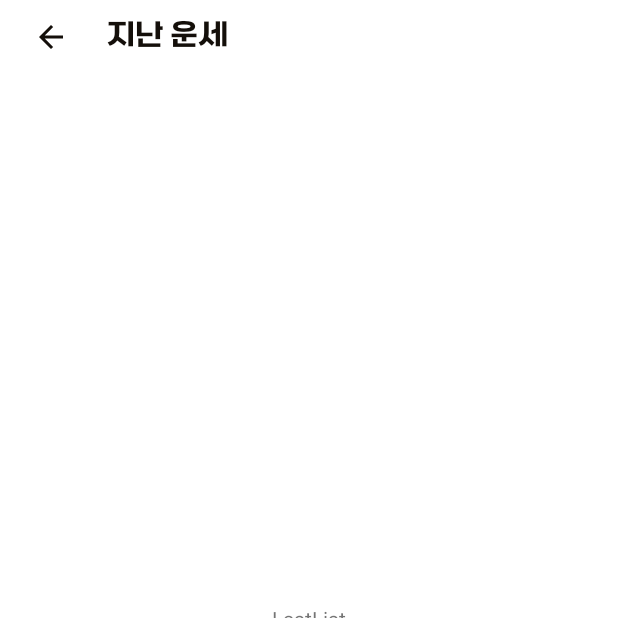
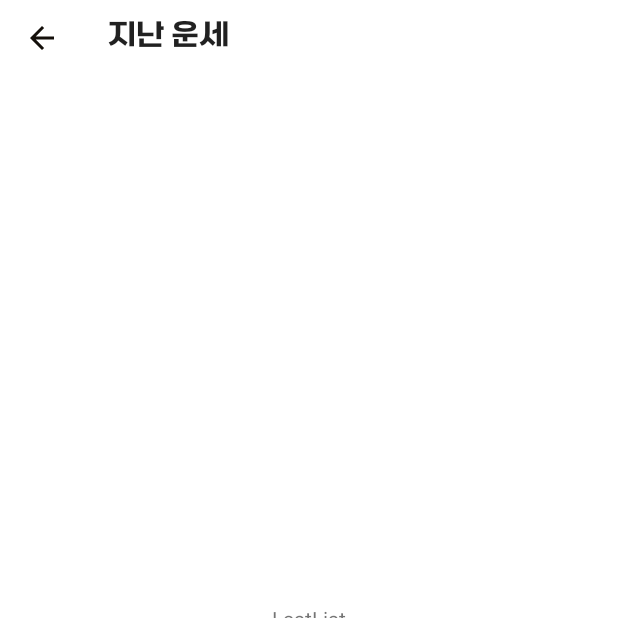
Before and after one commit to cheonjiyun/GoodLuck, an Android app: the screen it shows after launch (LastActivity), after a tap on "지난 운세", on a phone screen of 412 x 824 dp, the top half of it. Run offline under Robolectric (Android 15) with nearby library versions, the phone set to English and light mode, and no system bars; our stand-ins replace Room's generated code; libraries missing offline, so code that uses them is left out: com.wajahatkarim3.easyflipview; 6 statements that could not run were skipped.

Commit message:
feat: 랜덤 글귀 refactor: 뒤로가기 툴바로
- 랜덤 글귀
글귀를 txt에 담아 읽어서 리스트에 저장

- 뒤로가기
직접 구현했던 layout을 제공하는 뒤로가기로 수정

```diff
--- a/app/src/main/AndroidManifest.xml
+++ b/app/src/main/AndroidManifest.xml
@@ -14,11 +14,9 @@
         tools:targetApi="31">
         <activity
             android:name=".LastActivity"
-            android:parentActivityName=".MainActivity"
             android:exported="false" />
         <activity
             android:name=".SettingActivity"
-            android:parentActivityName=".MainActivity"
             android:exported="false" />
         <activity
             android:name=".MainActivity"
--- a/app/src/main/java/com/juna/goodluck/LastActivity.kt
+++ b/app/src/main/java/com/juna/goodluck/LastActivity.kt
@@ -2,6 +2,7 @@ package com.juna.goodluck
 
 import androidx.appcompat.app.AppCompatActivity
 import android.os.Bundle
+import android.util.Log
 import android.view.MenuItem
 import android.widget.ImageView
 import android.widget.TextView
@@ -13,17 +14,24 @@ class LastActivity : AppCompatActivity() {
 
         /* 상단바 */
         setSupportActionBar(findViewById(R.id.toolbar))
-        getSupportActionBar()!!.setTitle("")
+        var actionBar = getSupportActionBar()!!
 
-        findViewById<ImageView>(R.id.toolbar_back).setOnClickListener {
-            finish()
+        actionBar.apply {
+            actionBar!!.setTitle(R.string.last_luck)
+            actionBar!!.setDisplayHomeAsUpEnabled(true)
+            actionBar!!.setHomeAsUpIndicator(R.drawable.baseline_arrow_back_24)
+
         }
-
-        findViewById<TextView>(R.id.current_title).setText(R.string.last_luck)
-
-
-
 
     }
 
+    override fun onOptionsItemSelected(item: MenuItem): Boolean {
+        when(item.itemId){
+            android.R.id.home -> {
+                finish()
+            }
+        }
+        return super.onOptionsItemSelected(item)
+    }
+
 }
--- a/app/src/main/java/com/juna/goodluck/MainActivity.kt
+++ b/app/src/main/java/com/juna/goodluck/MainActivity.kt
@@ -2,6 +2,7 @@ package com.juna.goodluck
 
 import android.content.Context
 import android.content.Intent
+import android.content.SharedPreferences
 import androidx.appcompat.app.AppCompatActivity
 import android.os.Bundle
 import android.util.Log
@@ -11,7 +12,14 @@ import android.view.View
 import android.widget.ImageView
 import android.widget.TextView
 import android.widget.Toolbar
+import androidx.room.Room
+import androidx.room.RoomDatabase
 import com.wajahatkarim3.easyflipview.EasyFlipView
+import java.io.BufferedReader
+import java.io.File
+import java.io.IOException
+import java.io.InputStreamReader
+import java.lang.StringBuilder
 import kotlin.random.Random
 import java.time.LocalDate
 
@@ -24,19 +32,43 @@ class MainActivity : AppCompatActivity() {
         setSupportActionBar(findViewById(R.id.toolbar))
 
 
+        Log.d("주기체크", "onCreate 켜짐")
 
+        /* 글귀 선정 */
+        // 파일 읽기
+        val luckTextAll = mutableListOf<String>()
+        try{
+            val inputStream = resources.openRawResource(R.raw.luck_text)
 
-        var luckTextAll = arrayOf("별로에요", "끌세요", "안좋아요", "그냥그래요", "짱이에요", "날아갈거같아요", "끝내줘요")
+            //Log.d("텍스트", "${inputStream.read()}")
 
-        val random1 = Random.nextInt(0,7)
-        val random2 = Random.nextInt(0,7)
-        val random3 = Random.nextInt(0,7)
+            val reader = BufferedReader(InputStreamReader(inputStream, "UTF-8"))
 
+            var line : String?
+            do{
+                line = reader.readLine()
+                if( line != null){
+                    luckTextAll.add(line)
+                }
+            }while (line != null)
+            reader.close()
 
-        // 글귀 선정
-        var luckText = arrayOf(luckTextAll[random1], luckTextAll[random2], luckTextAll[random3])
+            for (i in luckTextAll){
+                Log.d("텍스트2", i)
+            }
+
+        }catch (e: IOException){
+            e.printStackTrace()
+        }
+
+        //랜덤
+        val random1 = Random.nextInt(0,luckTextAll.size)
+        val random2 = Random.nextInt(0,luckTextAll.size)
+        val random3 = Random.nextInt(0,luckTextAll.size)
+
+        //뽑기
+        var luckText = listOf(luckTextAll[random1], luckTextAll[random2], luckTextAll[random3])
         Log.d("랜덤글귀", "${luckTextAll[random1]}, ${luckTextAll[random2]}, ${luckTextAll[random3]}")
-
 
 
         var card1 = findViewById<EasyFlipView>(R.id.card1)
@@ -44,17 +76,54 @@ class MainActivity : AppCompatActivity() {
         var card3 = findViewById<EasyFlipView>(R.id.card3)
         var luckTextView = findViewById<TextView>(R.id.luckText)
 
-        // 오늘 날짜
+        /* 오늘 날짜 */
         var todaydateTextView = findViewById<TextView>(R.id.todayDate)
         todaydateTextView.setText("${LocalDate.now()}")
 
-        // 뒤집기
+
+//        /* 카드 정보 저장 변수 */
+//        val cardShared: SharedPreferences = applicationContext.getSharedPreferences(
+//            "cardNumberInfo",
+//            Context.MODE_PRIVATE
+//        )
+//        var cardNumber = cardShared.getInt("cardNumber", 0)
+//        var cardDate =  cardShared.getString("cardDate", "")
+//        Log.d("카드 정보", "${cardNumber} ${cardDate} 앞뒤:${card2.currentFlipState}")
+//        if(cardDate == LocalDate.now().toString() && cardNumber != 0){ // 오늘 안했다면 && 선택이 이루어졌다면
+//            //카드 못 뒤집게 함
+//            card1.setFlipEnabled(false)
+//            card2.setFlipEnabled(false)
+//            card3.setFlipEnabled(false)
+//
+//            when(cardNumber){
+//                1 -> {
+//                    card1.performClick()
+//                }
+//                2 -> {
+//                    Log.d("카드", "when문 들어옴")
+//                    card2.FlipState.BACK_SIDE
+//                }
+//                3 -> {
+//                    card3.performClick()
+//                }
+//            }
+//        }
+
+        /* 카드 뒤집으면 */
         card1.setOnFlipListener { easyFlipView, newCurrentSide ->
             //다른 카드 못 뒤집게 함
             card2.setFlipEnabled(false)
             card3.setFlipEnabled(false)
 
+            //글귀 보이게
             luckTextView.setText(luckText[0])
+
+            //몇번째 카드를 뒤집었는지 정보 저장
+            with(cardShared.edit()){
+                putInt("cardNumber", 1)
+                putString("cardDate", LocalDate.now().toString())
+                apply()
+            }
         }
 
         card2.setOnFlipListener { easyFlipView, newCurrentSide ->
@@ -62,7 +131,15 @@ class MainActivity : AppCompatActivity() {
             card1.setFlipEnabled(false)
             card3.setFlipEnabled(false)
 
+            //글귀 보이게
             luckTextView.setText(luckText[1])
+
+            //몇번째 카드를 뒤집었는지 정보 저장
+            with(cardShared.edit()){
+                putInt("cardNumber", 2)
+                putString("cardDate", LocalDate.now().toString())
+                apply()
+            }
         }
 
         card3.setOnFlipListener { easyFlipView, newCurrentSide ->
@@ -70,7 +147,15 @@ class MainActivity : AppCompatActivity() {
             card1.setFlipEnabled(false)
             card2.setFlipEnabled(false)
 
+            //글귀 보이게
             luckTextView.setText(luckText[2])
+
+            //몇번째 카드를 뒤집었는지 정보 저장
+            with(cardShared.edit()){
+                putInt("cardNumber", 3)
+                putString("cardDate", LocalDate.now().toString())
+                apply()
+            }
         }
     }
 
--- a/app/src/main/res/layout/activity_last.xml
+++ b/app/src/main/res/layout/activity_last.xml
@@ -7,35 +7,7 @@
     android:background="@color/white"
     tools:context=".LastActivity">
 
-
-    <androidx.appcompat.widget.Toolbar
-        android:id="@+id/toolbar"
-        android:layout_width="match_parent"
-        android:layout_height="50dp"
-        android:theme="@style/title_font"
-        app:contentInsetStart="0dp"
-        style="@style/title_font"
-        app:layout_constraintTop_toTopOf="parent" >
-
-        <ImageView
-            android:id="@+id/toolbar_back"
-            android:src="@drawable/baseline_arrow_back_24"
-            android:layout_width="wrap_content"
-            android:layout_height="wrap_content"
-            android:padding="10dp"
-            android:layout_marginLeft="12dp"
-            android:layout_gravity="center_vertical"/>
-
-        <TextView
-            android:id="@+id/current_title"
-            android:layout_marginLeft="15dp"
-            android:theme="@style/title_font"
-            android:layout_gravity="center_vertical"
-            android:text="현재화면"
-            android:layout_width="wrap_content"
-            android:layout_height="wrap_content" />
-
-    </androidx.appcompat.widget.Toolbar>
+    <include layout="@layout/back_menu" />
 
     <TextView
         android:id="@+id/textView2"
--- a/app/src/main/res/values/style.xml
+++ b/app/src/main/res/values/style.xml
@@ -3,7 +3,7 @@
     <style name="title_font">
         <item name="android:fontFamily">@font/font_title</item>
         <item name="android:layout_gravity">center</item>
-        <item name="android:textSize">20dp</item>
+        <item name="android:textSize">20sp</item>
         <item name="android:textColor">@color/background</item>
     </style>
 </resources>
```
Also changed, not shown: app/build.gradle (+12 -3 lines), app/src/main/java/com/juna/goodluck/LuckTextRoom.kt (added, +78 -0 lines), app/src/main/res/layout/activity_main.xml (+7 -3 lines), app/src/main/res/layout/back_menu.xml (+11 -17 lines), app/src/main/res/raw/luck_text.txt (added, +50 -0 lines), app/src/main/res/drawable/card_basic.png.
